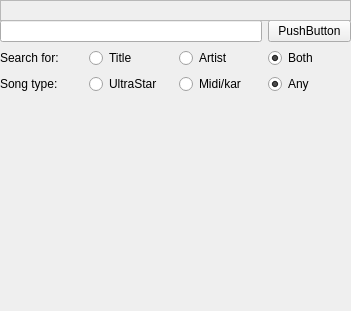
First picture: the form in singoutstrong/singoutstrong/songsearch.ui, repository thetazzbot/singoutstrong-karaoke-player, before the edit.
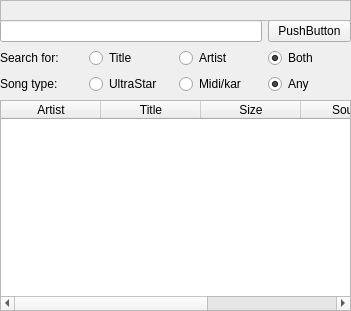
Second picture: the form after the edit. Custom widgets are drawn as their Qt base class.

Commit message: Using QTableWidget instead of writing to QLabel Added error handling Added wait animation Fixed up the skin for SongSearch

Diff of the .ui file:
```diff
--- a/singoutstrong/singoutstrong/songsearch.ui
+++ b/singoutstrong/singoutstrong/songsearch.ui
@@ -93,13 +93,6 @@
       </property>
      </widget>
     </item>
-    <item row="3" column="0" colspan="4">
-     <widget class="QLabel" name="label">
-      <property name="text">
-       <string/>
-      </property>
-     </widget>
-    </item>
     <item row="0" column="0" colspan="3">
      <widget class="QLineEdit" name="lineEdit"/>
     </item>
@@ -120,6 +113,65 @@
       </property>
      </widget>
     </item>
+    <item row="3" column="0" colspan="4">
+     <widget class="QTableWidget" name="resultTable">
+      <property name="editTriggers">
+       <set>QAbstractItemView::NoEditTriggers</set>
+      </property>
+      <property name="selectionBehavior">
+       <enum>QAbstractItemView::SelectRows</enum>
+      </property>
+      <property name="sortingEnabled">
+       <bool>true</bool>
+      </property>
+      <attribute name="horizontalHeaderMinimumSectionSize">
+       <number>50</number>
+      </attribute>
+      <attribute name="verticalHeaderVisible">
+       <bool>false</bool>
+      </attribute>
+      <column>
+       <property name="text">
+        <string>Artist</string>
+       </property>
+       <property name="textAlignment">
+        <set>AlignHCenter|AlignVCenter|AlignCenter</set>
+       </property>
+      </column>
+      <column>
+       <property name="text">
+        <string>Title</string>
+       </property>
+       <property name="textAlignment">
+        <set>AlignHCenter|AlignVCenter|AlignCenter</set>
+       </property>
+      </column>
+      <column>
+       <property name="text">
+        <string>Size</string>
+       </property>
+       <property name="textAlignment">
+        <set>AlignHCenter|AlignVCenter|AlignCenter</set>
+       </property>
+      </column>
+      <column>
+       <property name="text">
+        <string>Source</string>
+       </property>
+       <property name="textAlignment">
+        <set>AlignHCenter|AlignVCenter|AlignCenter</set>
+       </property>
+      </column>
+      <column>
+       <property name="text">
+        <string>Type</string>
+       </property>
+       <property name="textAlignment">
+        <set>AlignHCenter|AlignVCenter|AlignCenter</set>
+       </property>
+      </column>
+     </widget>
+    </item>
    </layout>
   </widget>
   <widget class="SoS::QtGui::WindowBar" name="windowBar">
```
The commit also changes 4 other files.
